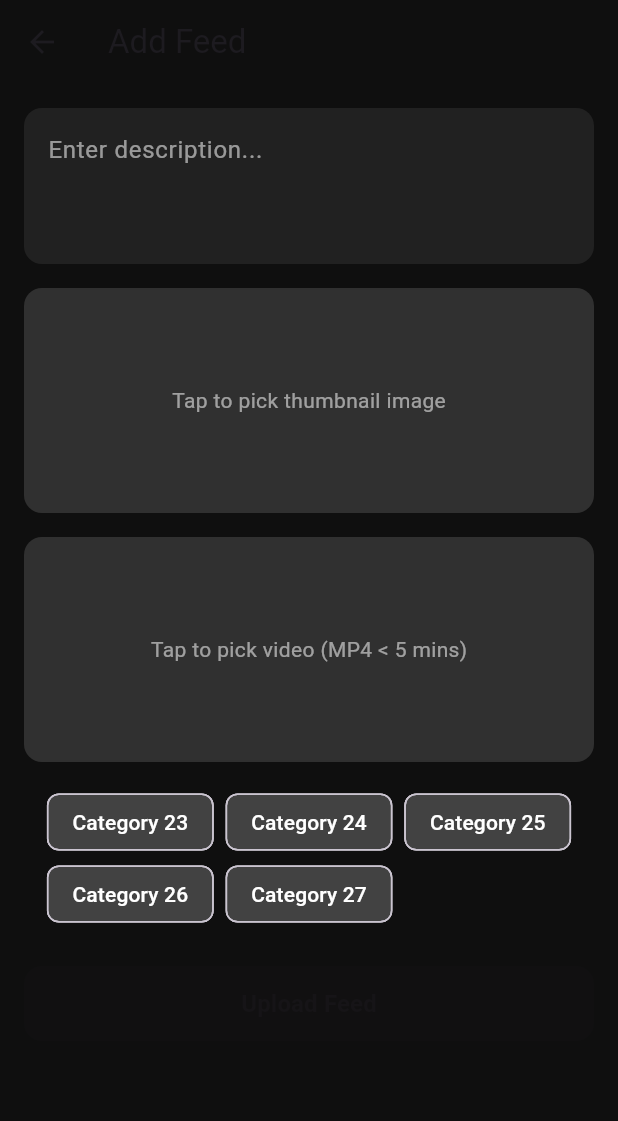
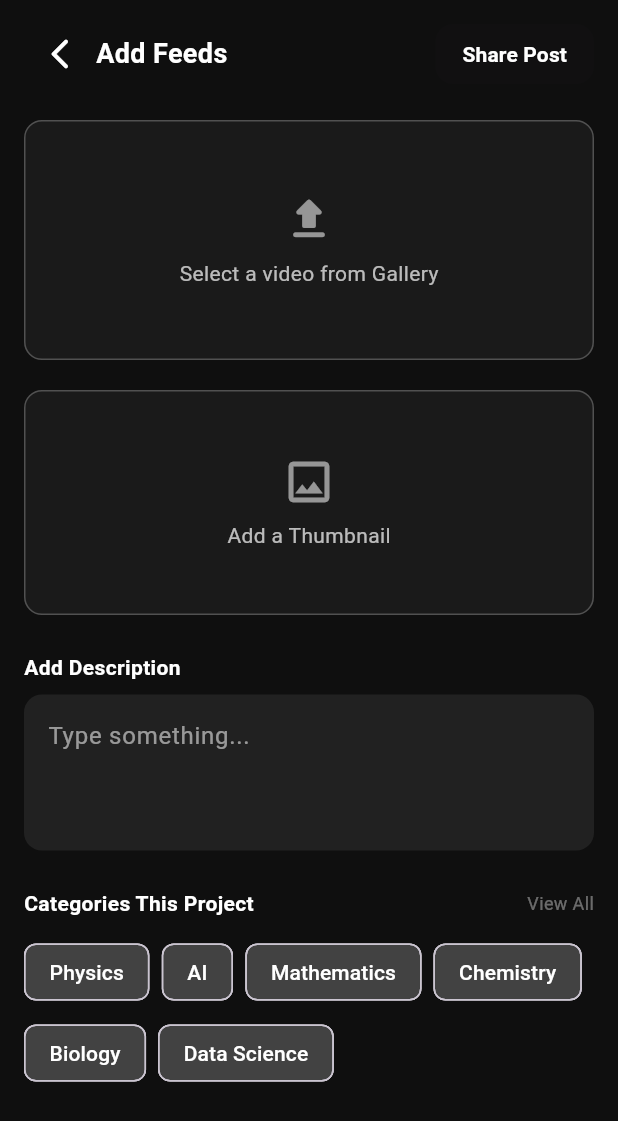
Before and after one commit to muhammedshahbasheer/frijo-noviindus-app, a Flutter app: the AddFeedScreen screen opened directly, on a phone screen of 412 x 824 dp. Shown: the top 1121 px of the screen. Run offline on Flutter 3.47's test engine with Material 3 defaults, Android fonts, the phone set to English and light mode, and no system bars; our stand-ins replace chewie, google_fonts, image_picker, shared_preferences, video_player; accounts and stored records are empty.

Commit message:
Refact: Feed screen UI components and improved layout structure

```diff
--- a/lib/features/feed/presentation/add_feed.dart
+++ b/lib/features/feed/presentation/add_feed.dart
@@ -1,8 +1,8 @@
 import 'dart:io';
 import 'package:flutter/material.dart';
+import 'package:image_picker/image_picker.dart';
 import 'package:provider/provider.dart';
-import 'package:image_picker/image_picker.dart';
-import 'feed_controller.dart'; // make sure path is correct
+import 'feed_controller.dart';
 
 class AddFeedScreen extends StatefulWidget {
   const AddFeedScreen({super.key});
@@ -40,22 +40,139 @@ class _AddFeedScreenState extends State<AddFeedScreen> {
 
     return Scaffold(
       backgroundColor: const Color(0xFF0F0F0F),
-      appBar: AppBar(
-        title: const Text('Add Feed'),
-        backgroundColor: const Color(0xFF0F0F0F),
+      body: SafeArea(
+        child: Padding(
+          padding: const EdgeInsets.symmetric(horizontal: 16, vertical: 12),
+          child: SingleChildScrollView(
+            physics: const BouncingScrollPhysics(),
+            child: Column(
+              crossAxisAlignment: CrossAxisAlignment.start,
+              children: [
+                // 🔹 Top Bar
+                Row(
+                  mainAxisAlignment: MainAxisAlignment.spaceBetween,
+                  children: [
+                    Row(
+                      children: [
+                        IconButton(
+                          onPressed: () => Navigator.pop(context),
+                          icon: const Icon(Icons.arrow_back_ios_new_rounded,
+                              color: Colors.white),
                         ),
-      body: Padding(
-        padding: const EdgeInsets.all(16),
-        child: SingleChildScrollView(
-          child: Column(
-            children: [
-              // Description
+                        const Text(
+                          "Add Feeds",
+                          style: TextStyle(
+                              color: Colors.white,
+                              fontSize: 18,
+                              fontWeight: FontWeight.bold),
+                        ),
+                      ],
+                    ),
+                    ElevatedButton(
+                      onPressed: allFieldsFilled(controller)
+                          ? () {
+                              controller.uploadFeed(
+                                desc: _descController.text.trim(),
+                                categories: selectedCategories,
+                                context: context,
+                              );
+                            }
+                          : null,
+                      style: ElevatedButton.styleFrom(
+                        backgroundColor: Colors.redAccent,
+                        padding: const EdgeInsets.symmetric(
+                            horizontal: 18, vertical: 10),
+                        shape: RoundedRectangleBorder(
+                            borderRadius: BorderRadius.circular(12)),
+                      ),
+                      child: const Text(
+                        "Share Post",
+                        style: TextStyle(
+                            color: Colors.white, fontWeight: FontWeight.w600),
+                      ),
+                    ),
+                  ],
+                ),
+
+                const SizedBox(height: 20),
+
+                // 🔹 Video Picker
+                GestureDetector(
+                  onTap: () => pickVideo(controller),
+                  child: DottedContainer(
+                    height: 160,
+                    child: controller.videoFile == null
+                        ? Column(
+                            mainAxisAlignment: MainAxisAlignment.center,
+                            children: const [
+                              Icon(Icons.upload_rounded,
+                                  color: Colors.white54, size: 36),
+                              SizedBox(height: 8),
+                              Text(
+                                "Select a video from Gallery",
+                                style: TextStyle(
+                                    color: Colors.white70, fontSize: 14),
+                              ),
+                            ],
+                          )
+                        : Center(
+                            child: Text(
+                              "Selected: ${controller.videoFile!.path.split('/').last}",
+                              style: const TextStyle(color: Colors.white),
+                              textAlign: TextAlign.center,
+                            ),
+                          ),
+                  ),
+                ),
+
+                const SizedBox(height: 20),
+
+                // 🔹 Thumbnail Picker
+                GestureDetector(
+                  onTap: () => pickImage(controller),
+                  child: DottedContainer(
+                    height: 150,
+                    child: controller.imageFile == null
+                        ? Column(
+                            mainAxisAlignment: MainAxisAlignment.center,
+                            children: const [
+                              Icon(Icons.image_outlined,
+                                  color: Colors.white54, size: 36),
+                              SizedBox(height: 8),
+                              Text(
+                                "Add a Thumbnail",
+                                style: TextStyle(
+                                    color: Colors.white70, fontSize: 14),
+                              ),
+                            ],
+                          )
+                        : ClipRRect(
+                            borderRadius: BorderRadius.circular(8),
+                            child: Image.file(
+                              controller.imageFile!,
+                              fit: BoxFit.cover,
+                              width: double.infinity,
+                              height: double.infinity,
+                            ),
+                          ),
+                  ),
+                ),
+
+                const SizedBox(height: 25),
+
+                // 🔹 Description Field
+                const Text(
+                  "Add Description",
+                  style: TextStyle(
+                      color: Colors.white, fontWeight: FontWeight.bold),
+                ),
+                const SizedBox(height: 8),
                 TextField(
                   controller: _descController,
                   maxLines: 3,
                   style: const TextStyle(color: Colors.white),
                   decoration: InputDecoration(
-                  hintText: 'Enter description...',
+                    hintText: 'Type something...',
                     hintStyle: const TextStyle(color: Colors.white54),
                     filled: true,
                     fillColor: Colors.grey[900],
@@ -64,71 +181,39 @@ class _AddFeedScreenState extends State<AddFeedScreen> {
                       borderSide: BorderSide.none,
                     ),
                   ),
-                onChanged: (_) => setState(() {}), // triggers rebuild for button
+                  onChanged: (_) => setState(() {}),
                 ),
-              const SizedBox(height: 16),
 
-              // Pick Image
-              GestureDetector(
-                onTap: () => pickImage(controller),
-                child: Container(
-                  height: 150,
-                  width: double.infinity,
-                  decoration: BoxDecoration(
-                    color: Colors.grey[850],
-                    borderRadius: BorderRadius.circular(12),
-                    image: controller.imageFile != null
-                        ? DecorationImage(
-                            image: FileImage(controller.imageFile!),
-                            fit: BoxFit.cover,
-                          )
-                        : null,
+                const SizedBox(height: 25),
+
+                // 🔹 Categories Section
+                Row(
+                  mainAxisAlignment: MainAxisAlignment.spaceBetween,
+                  children: const [
+                    Text(
+                      "Categories This Project",
+                      style: TextStyle(
+                          color: Colors.white, fontWeight: FontWeight.bold),
                     ),
-                  child: controller.imageFile == null
-                      ? const Center(
-                          child: Text('Tap to pick thumbnail image',
-                              style: TextStyle(color: Colors.white54)),
-                        )
-                      : null,
+                    Text(
+                      "View All",
+                      style: TextStyle(color: Colors.white38, fontSize: 12),
                     ),
+                  ],
                 ),
-              const SizedBox(height: 16),
-
-              // Pick Video
-              GestureDetector(
-                onTap: () => pickVideo(controller),
-                child: Container(
-                  height: 150,
-                  width: double.infinity,
-                  decoration: BoxDecoration(
-                    color: Colors.grey[850],
-                    borderRadius: BorderRadius.circular(12),
-                  ),
-                  child: controller.videoFile == null
-                      ? const Center(
-                          child: Text('Tap to pick video (MP4 < 5 mins)',
-                              style: TextStyle(color: Colors.white54)),
-                        )
-                      : Center(
-                          child: Text(
-                            'Video selected: ${controller.videoFile!.path.split('/').last}',
-                            style: const TextStyle(color: Colors.white),
-                            textAlign: TextAlign.center,
-                          ),
-                        ),
-                ),
-              ),
-              const SizedBox(height: 16),
-
-              // Categories selection example (adjust based on your app)
+                const SizedBox(height: 12),
                 Wrap(
                   spacing: 8,
-                children: List.generate(5, (index) {
+                  runSpacing: 6,
+                  children: List.generate(6, (index) {
                     final categoryId = 23 + index;
-                  final isSelected = selectedCategories.contains(categoryId);
+                    final isSelected =
+                        selectedCategories.contains(categoryId);
                     return ChoiceChip(
-                    label: Text('Category $categoryId',
-                        style: const TextStyle(color: Colors.white)),
+                      label: Text(
+                        ["Physics", "AI", "Mathematics", "Chemistry", "Biology", "Data Science"][index],
+                        style: const TextStyle(color: Colors.white),
+                      ),
                       selected: isSelected,
                       selectedColor: Colors.redAccent,
                       backgroundColor: Colors.grey[800],
@@ -144,9 +229,10 @@ class _AddFeedScreenState extends State<AddFeedScreen> {
                     );
                   }),
                 ),
+
                 const SizedBox(height: 24),
 
-              // Upload progress
+                // 🔹 Upload Progress
                 if (controller.isUploading)
                   Column(
                     children: [
@@ -160,38 +246,39 @@ class _AddFeedScreenState extends State<AddFeedScreen> {
                         'Uploading ${(controller.uploadProgress * 100).toStringAsFixed(0)}%',
                         style: const TextStyle(color: Colors.white),
                       ),
-                    const SizedBox(height: 16),
                     ],
                   ),
-
-              // Upload button
-              ElevatedButton(
-                style: ElevatedButton.styleFrom(
-                  backgroundColor: allFieldsFilled(controller)
-                      ? Colors.redAccent
-                      : Colors.grey,
-                  minimumSize: const Size(double.infinity, 50),
-                  shape: RoundedRectangleBorder(
-                      borderRadius: BorderRadius.circular(12)),
+              ],
             ),
-                onPressed: allFieldsFilled(controller)
-                    ? () {
-                        controller.uploadFeed(
-                          desc: _descController.text.trim(),
-                          categories: selectedCategories,
-                          context: context,
-                        );
-                      }
-                    : null,
-                child: const Text(
-                  'Upload Feed',
-                  style: TextStyle(fontSize: 16, fontWeight: FontWeight.bold),
-                ),
-              ),
-            ],
           ),
         ),
       ),
     );
   }
 }
+
+// 🧩 Reusable Dashed Container Widget
+class DottedContainer extends StatelessWidget {
+  final double height;
+  final Widget child;
+
+  const DottedContainer({super.key, required this.height, required this.child});
+
+  @override
+  Widget build(BuildContext context) {
+    return Container(
+      height: height,
+      width: double.infinity,
+      decoration: BoxDecoration(
+        color: const Color(0xFF1A1A1A),
+        borderRadius: BorderRadius.circular(12),
+        border: Border.all(
+          color: Colors.white24,
+          style: BorderStyle.solid,
+          width: 1,
+        ),
+      ),
+      child: child,
+    );
+  }
+}
```
Also changed, not shown: lib/features/feed/presentation/my_feed.dart (+67 -65 lines). Lines whose indentation alone changed are shown as unchanged.
